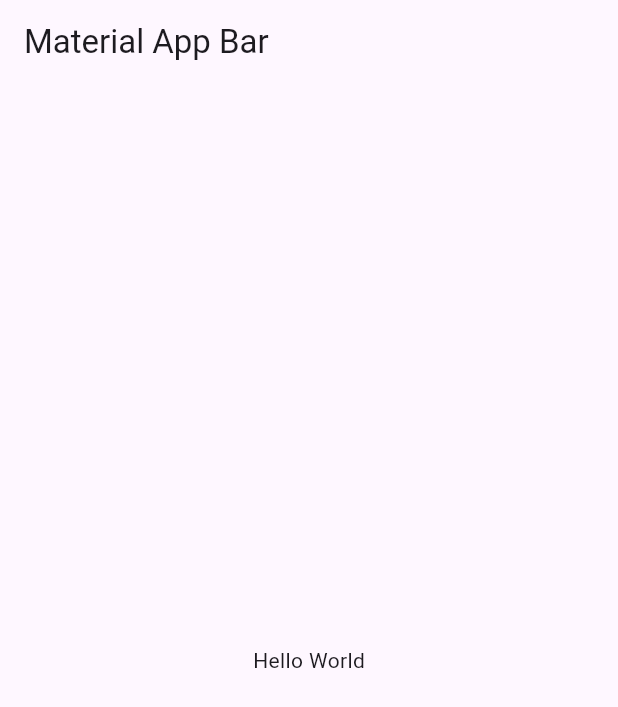
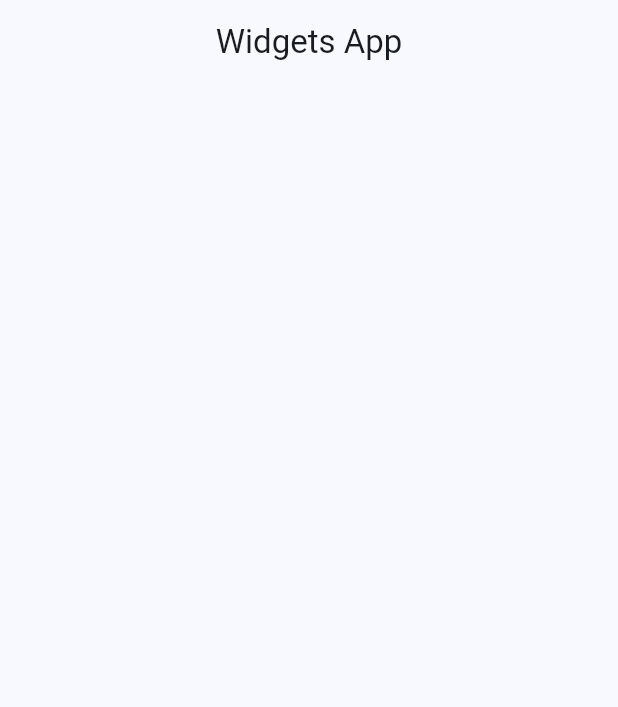
Before and after one commit to RicardoBastardoGH/flutter-widget-app, a Flutter app: the screen it shows after launch, on a phone screen of 412 x 824 dp. Shown: the top 707 px of the screen. Run offline on Flutter 3.47's test engine with Material 3 defaults, Android fonts, the phone set to English and light mode, and no system bars.

Commit message:
appbar styles menu items y home screen

```diff
--- /dev/null
+++ b/lib/config/theme/app_theme.dart
@@ -0,0 +1,35 @@
+import 'package:flutter/material.dart';
+
+const colorList = [
+  Colors.blue,
+  Colors.teal,
+  Colors.green,
+  Colors.red,
+  Colors.purple,
+  Colors.deepPurple,
+  Colors.orange,
+  Colors.pink,
+  Colors.pinkAccent,
+  Colors.yellow,
+  Colors.cyan,
+  Colors.lime,
+];
+class AppTheme {
+  final int selectedColor;
+
+  AppTheme({
+    this.selectedColor = 0
+    }): assert(selectedColor >= 0 && selectedColor < colorList.length , 'Selectedc color must be between 0 and ${colorList.length - 1}');
+
+  ThemeData getTheme() {
+    return ThemeData(
+      colorSchemeSeed: colorList[selectedColor],
+      appBarTheme: const AppBarTheme(
+        centerTitle: true,
+      ),
+      useMaterial3: true,
+    );}
+
+
+
+  }
--- a/lib/main.dart
+++ b/lib/main.dart
@@ -1,4 +1,6 @@
 import 'package:flutter/material.dart';
+import 'package:widgets_app/config/theme/app_theme.dart';
+import 'package:widgets_app/presentation/screen/home/home_screen.dart';
 
 void main() => runApp(const MyApp());
 
@@ -8,15 +10,11 @@ class MyApp extends StatelessWidget {
   @override
   Widget build(BuildContext context) {
     return MaterialApp(
+      debugShowCheckedModeBanner: false,
+      theme: AppTheme(selectedColor: 0).getTheme(),
       title: 'Material App',
-      home: Scaffold(
-        appBar: AppBar(
-          title: const Text('Material App Bar'),
-        ),
-        body: const Center(
-          child: Text('Hello World'),
-        ),
-      ),
+      home: HomeScreen()
+
     );
   }
 }
--- /dev/null
+++ b/lib/presentation/screen/home/home_screen.dart
@@ -0,0 +1,14 @@
+import 'package:flutter/material.dart';
+
+class HomeScreen extends StatelessWidget {
+  const HomeScreen({super.key});
+
+  @override
+  Widget build(BuildContext context) {
+    return Scaffold(
+      appBar: AppBar(
+        title: const Text('Widgets App'),
+
+    ));
+  }
+}
```
Also changed, not shown: lib/config/theme/menu/menu_items.dart (added, +34 -0 lines).
